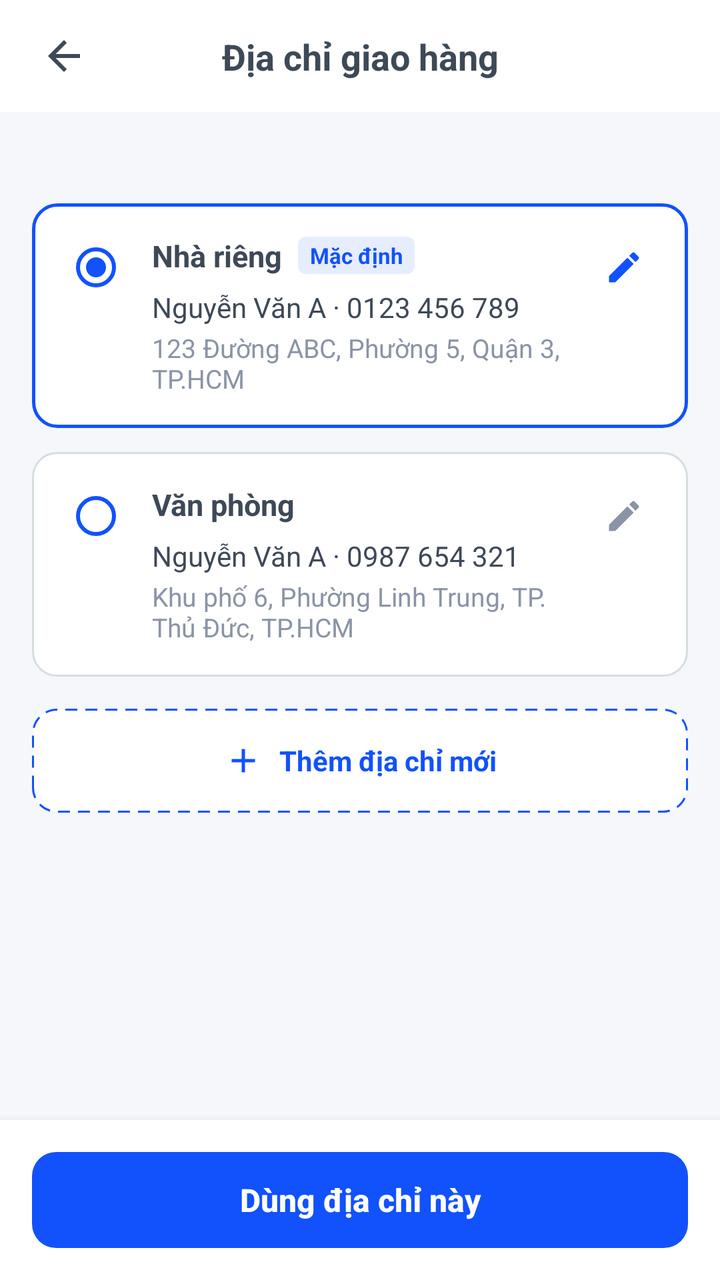
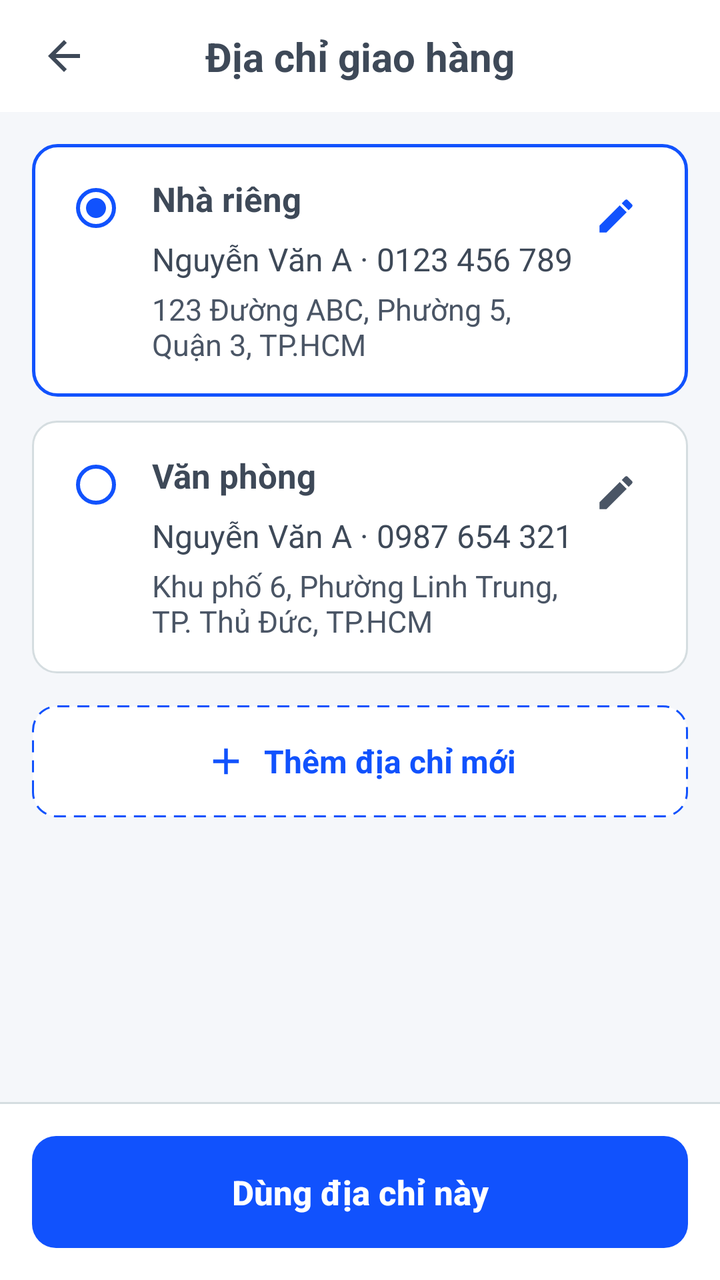

Two renders of the same Android screen: before a commit and after it. Below are the layout's source before the change and the commit's diff.
<!-- AndroidManifest.xml: application theme Theme.NT118R12 -->
<!-- res/layout/activity_delivery_address.xml -->
<?xml version="1.0" encoding="utf-8"?>
<androidx.constraintlayout.widget.ConstraintLayout
    xmlns:android="http://schemas.android.com/apk/res/android"
    xmlns:app="http://schemas.android.com/apk/res-auto"
    android:id="@+id/root"
    android:layout_width="match_parent"
    android:layout_height="match_parent"
    android:background="@color/white">

    <androidx.constraintlayout.widget.ConstraintLayout
        android:id="@+id/headerLayout"
        android:layout_width="0dp"
        android:layout_height="56dp"
        android:background="@color/white"
        app:layout_constraintTop_toTopOf="parent"
        app:layout_constraintStart_toStartOf="parent"
        app:layout_constraintEnd_toEndOf="parent">

        <ImageView
            android:id="@+id/ivBack"
            android:layout_width="48dp"
            android:layout_height="48dp"
            android:layout_marginStart="8dp"
            android:padding="12dp"
            android:src="@drawable/ic_back"
            android:contentDescription="Quay lại"
            app:tint="@color/text_primary"
            app:layout_constraintStart_toStartOf="parent"
            app:layout_constraintTop_toTopOf="parent"
            app:layout_constraintBottom_toBottomOf="parent" />

        <TextView
            android:layout_width="wrap_content"
            android:layout_height="wrap_content"
            android:text="Địa chỉ giao hàng"
            android:textColor="@color/text_primary"
            android:textSize="18sp"
            android:textStyle="bold"
            app:layout_constraintStart_toStartOf="parent"
            app:layout_constraintEnd_toEndOf="parent"
            app:layout_constraintTop_toTopOf="parent"
            app:layout_constraintBottom_toBottomOf="parent" />
    </androidx.constraintlayout.widget.ConstraintLayout>

    <ScrollView
        android:layout_width="0dp"
        android:layout_height="0dp"
        android:background="@color/bg_gray_light"
        android:fillViewport="true"
        app:layout_constraintTop_toBottomOf="@id/headerLayout"
        app:layout_constraintBottom_toTopOf="@id/bottomLayout"
        app:layout_constraintStart_toStartOf="parent"
        app:layout_constraintEnd_toEndOf="parent">

        <LinearLayout
            android:layout_width="match_parent"
            android:layout_height="wrap_content"
            android:orientation="vertical"
            android:padding="16dp">

            <TextView
                android:layout_width="wrap_content"
                android:layout_height="wrap_content"
                android:layout_marginBottom="12dp"
                android:text=""
                android:textColor="@color/text_gray"
                android:textSize="13sp" />

            <LinearLayout
                android:id="@+id/cardHome"
                android:layout_width="match_parent"
                android:layout_height="wrap_content"
                android:background="@drawable/bg_card_selected"
                android:orientation="horizontal"
                android:padding="16dp">

                <androidx.appcompat.widget.AppCompatRadioButton
                    android:id="@+id/rbHome"
                    android:layout_width="wrap_content"
                    android:layout_height="wrap_content"
                    android:checked="true"
                    android:clickable="false"
                    android:focusable="false"
                    android:minWidth="0dp"
                    android:minHeight="0dp"
                    app:buttonTint="@color/primary" />

                <LinearLayout
                    android:layout_width="0dp"
                    android:layout_height="wrap_content"
                    android:layout_marginStart="12dp"
                    android:layout_weight="1"
                    android:orientation="vertical">

                    <LinearLayout
                        android:layout_width="wrap_content"
                        android:layout_height="wrap_content"
                        android:gravity="center_vertical"
                        android:orientation="horizontal">

                        <TextView
                            android:layout_width="wrap_content"
                            android:layout_height="wrap_content"
                            android:text="Nhà riêng"
                            android:textColor="@color/text_primary"
                            android:textSize="15sp"
                            android:textStyle="bold" />

                        <TextView
                            android:layout_width="wrap_content"
                            android:layout_height="wrap_content"
                            android:layout_marginStart="8dp"
                            android:background="@drawable/bg_tag_default"
                            android:paddingHorizontal="6dp"
                            android:paddingVertical="2dp"
                            android:text="Mặc định"
                            android:textColor="@color/primary"
                            android:textSize="11sp"
                            android:textStyle="bold" />
                    </LinearLayout>

                    <TextView
                        android:layout_width="wrap_content"
                        android:layout_height="wrap_content"
                        android:layout_marginTop="6dp"
                        android:text="Nguyễn Văn A · 0123 456 789"
                        android:textColor="@color/text_primary"
                        android:textSize="14sp" />

                    <TextView
                        android:layout_width="wrap_content"
                        android:layout_height="wrap_content"
                        android:layout_marginTop="2dp"
                        android:text="123 Đường ABC, Phường 5, Quận 3, TP.HCM"
                        android:textColor="@color/text_gray"
                        android:textSize="13sp" />
                </LinearLayout>

                <ImageView
                    android:id="@+id/ivEditHome"
                    android:layout_width="32dp"
                    android:layout_height="32dp"
                    android:padding="6dp"
                    android:src="@drawable/ic_edit"
                    android:contentDescription="Sửa địa chỉ"
                    app:tint="@color/primary" />
            </LinearLayout>

            <LinearLayout
                android:id="@+id/cardOffice"
                android:layout_width="match_parent"
                android:layout_height="wrap_content"
                android:layout_marginTop="12dp"
                android:background="@drawable/bg_card"
                android:orientation="horizontal"
                android:padding="16dp">

                <androidx.appcompat.widget.AppCompatRadioButton
                    android:id="@+id/rbOffice"
                    android:layout_width="wrap_content"
                    android:layout_height="wrap_content"
                    android:checked="false"
                    android:clickable="false"
                    android:focusable="false"
                    android:minWidth="0dp"
                    android:minHeight="0dp"
                    app:buttonTint="@color/primary" />

                <LinearLayout
                    android:layout_width="0dp"
                    android:layout_height="wrap_content"
                    android:layout_marginStart="12dp"
                    android:layout_weight="1"
                    android:orientation="vertical">

                    <TextView
                        android:layout_width="wrap_content"
                        android:layout_height="wrap_content"
                        android:text="Văn phòng"
                        android:textColor="@color/text_primary"
                        android:textSize="15sp"
                        android:textStyle="bold" />

                    <TextView
                        android:layout_width="wrap_content"
                        android:layout_height="wrap_content"
                        android:layout_marginTop="6dp"
                        android:text="Nguyễn Văn A · 0987 654 321"
                        android:textColor="@color/text_primary"
                        android:textSize="14sp" />

                    <TextView
                        android:layout_width="wrap_content"
                        android:layout_height="wrap_content"
                        android:layout_marginTop="2dp"
                        android:text="Khu phố 6, Phường Linh Trung, TP. Thủ Đức, TP.HCM"
                        android:textColor="@color/text_gray"
                        android:textSize="13sp" />
                </LinearLayout>

                <ImageView
                    android:id="@+id/ivEditOffice"
                    android:layout_width="32dp"
                    android:layout_height="32dp"
                    android:padding="6dp"
                    android:src="@drawable/ic_edit"
                    android:contentDescription="Sửa địa chỉ"
                    app:tint="@color/text_gray" />
            </LinearLayout>

            <LinearLayout
                android:id="@+id/btnAddAddress"
                android:layout_width="match_parent"
                android:layout_height="52dp"
                android:layout_marginTop="16dp"
                android:background="@drawable/bg_btn_dashed"
                android:gravity="center"
                android:orientation="horizontal">

                <ImageView
                    android:layout_width="20dp"
                    android:layout_height="20dp"
                    android:src="@drawable/ic_plus"
                    app:tint="@color/primary" />

                <TextView
                    android:layout_width="wrap_content"
                    android:layout_height="wrap_content"
                    android:layout_marginStart="8dp"
                    android:text="Thêm địa chỉ mới"
                    android:textColor="@color/primary"
                    android:textSize="14sp"
                    android:textStyle="bold" />
            </LinearLayout>
        </LinearLayout>
    </ScrollView>

    <LinearLayout
        android:id="@+id/bottomLayout"
        android:layout_width="0dp"
        android:layout_height="wrap_content"
        android:background="@color/white"
        android:elevation="8dp"
        android:padding="16dp"
        app:layout_constraintBottom_toBottomOf="parent"
        app:layout_constraintStart_toStartOf="parent"
        app:layout_constraintEnd_toEndOf="parent">

        <androidx.appcompat.widget.AppCompatButton
            android:id="@+id/btnUseAddress"
            android:layout_width="match_parent"
            android:layout_height="48dp"
            android:background="@drawable/bg_btn_primary"
            android:stateListAnimator="@null"
            android:text="Dùng địa chỉ này"
            android:textAllCaps="false"
            android:textColor="@color/white"
            android:textSize="16sp"
            android:textStyle="bold" />
    </LinearLayout>

</androidx.constraintlayout.widget.ConstraintLayout>
<!-- resources referenced by this layout -->
<resources>
  <color name="bg_gray_light">#F5F7FA</color>
  <color name="primary">#1152FD</color>
  <color name="text_gray">#8A94A6</color>
  <color name="text_primary">#3E4958</color>
  <color name="white">#FFFFFFFF</color>
  <!-- drawable bg_btn_dashed (drawable) -->
  <?xml version="1.0" encoding="utf-8"?>
  <shape xmlns:android="http://schemas.android.com/apk/res/android">
      <solid android:color="@color/white" />
      <corners android:radius="12dp" />
      <stroke
          android:width="1dp"
          android:color="@color/primary"
          android:dashWidth="6dp"
          android:dashGap="4dp" />
  </shape>
  <!-- drawable bg_btn_primary (drawable) -->
  <?xml version="1.0" encoding="utf-8"?>
  <shape xmlns:android="http://schemas.android.com/apk/res/android">
      <solid android:color="@color/primary" />
      <corners android:radius="12dp" />
  </shape>
  <!-- drawable bg_card (drawable) -->
  <?xml version="1.0" encoding="utf-8"?>
  <shape xmlns:android="http://schemas.android.com/apk/res/android">
      <solid android:color="@color/white" />
      <corners android:radius="12dp" />
      <stroke android:width="1dp" android:color="@color/border" />
  </shape>
  <!-- drawable bg_card_selected (drawable) -->
  <?xml version="1.0" encoding="utf-8"?>
  <shape xmlns:android="http://schemas.android.com/apk/res/android">
      <solid android:color="@color/white" />
      <corners android:radius="12dp" />
      <stroke android:width="1.5dp" android:color="@color/primary" />
  </shape>
  <!-- drawable bg_tag_default (drawable) -->
  <?xml version="1.0" encoding="utf-8"?>
  <shape xmlns:android="http://schemas.android.com/apk/res/android"
      android:shape="rectangle">
      <solid android:color="@color/primary_light" />
      <corners android:radius="4dp" />
  </shape>
  <!-- drawable ic_back (drawable) -->
  <?xml version="1.0" encoding="utf-8"?>
  <vector xmlns:android="http://schemas.android.com/apk/res/android"
      android:width="24dp"
      android:height="24dp"
      android:viewportWidth="24"
      android:viewportHeight="24">
      <path
          android:fillColor="#FF000000"
          android:pathData="M20,11H7.83l5.59,-5.59L12,4l-8,8 8,8 1.41,-1.41L7.83,13H20v-2z" />
  </vector>
  <!-- drawable ic_edit (drawable) -->
  <?xml version="1.0" encoding="utf-8"?>
  <vector xmlns:android="http://schemas.android.com/apk/res/android"
      android:width="24dp"
      android:height="24dp"
      android:viewportWidth="24"
      android:viewportHeight="24">
      <path
          android:fillColor="#FF000000"
          android:pathData="M3,17.25V21h3.75L17.81,9.94l-3.75,-3.75L3,17.25zM20.71,7.04c0.39,-0.39 0.39,-1.02 0,-1.41l-2.34,-2.34c-0.39,-0.39 -1.02,-0.39 -1.41,0l-1.83,1.83 3.75,3.75 1.83,-1.83z" />
  </vector>
  <!-- drawable ic_plus (drawable) -->
  <vector xmlns:android="http://schemas.android.com/apk/res/android"
      android:width="24dp"
      android:height="24dp"
      android:viewportWidth="24"
      android:viewportHeight="24">
    <path
        android:pathData="M19,13h-6v6h-2v-6H5v-2h6V5h2v6h6v2z"
        android:fillColor="#000000"/>
  </vector>
  <style name="Theme.NT118R12" parent="Theme.MaterialComponents.Light.NoActionBar.Bridge" />
  <color name="border">#D5DDE0</color>
  <color name="primary_light">#E6EDFF</color>
</resources>

<!-- the commit's change to res/layout/activity_delivery_address.xml (unified diff, before → after) -->
@@ -5,41 +5,41 @@
     android:id="@+id/root"
     android:layout_width="match_parent"
     android:layout_height="match_parent"
-    android:background="@color/white">
+    android:background="@color/surface">
 
     <androidx.constraintlayout.widget.ConstraintLayout
         android:id="@+id/headerLayout"
         android:layout_width="0dp"
         android:layout_height="56dp"
-        android:background="@color/white"
-        app:layout_constraintTop_toTopOf="parent"
+        android:background="@color/surface"
+        app:layout_constraintEnd_toEndOf="parent"
         app:layout_constraintStart_toStartOf="parent"
-        app:layout_constraintEnd_toEndOf="parent">
+        app:layout_constraintTop_toTopOf="parent">
 
         <ImageView
             android:id="@+id/ivBack"
             android:layout_width="48dp"
             android:layout_height="48dp"
             android:layout_marginStart="8dp"
+            android:contentDescription="Quay lại"
             android:padding="12dp"
             android:src="@drawable/ic_back"
-            android:contentDescription="Quay lại"
-            app:tint="@color/text_primary"
+            app:layout_constraintBottom_toBottomOf="parent"
             app:layout_constraintStart_toStartOf="parent"
             app:layout_constraintTop_toTopOf="parent"
-            app:layout_constraintBottom_toBottomOf="parent" />
+            app:tint="@color/text_primary" />
 
         <TextView
             android:layout_width="wrap_content"
             android:layout_height="wrap_content"
             android:text="Địa chỉ giao hàng"
             android:textColor="@color/text_primary"
-            android:textSize="18sp"
+            android:textSize="20sp"
             android:textStyle="bold"
+            app:layout_constraintBottom_toBottomOf="parent"
+            app:layout_constraintEnd_toEndOf="parent"
             app:layout_constraintStart_toStartOf="parent"
-            app:layout_constraintEnd_toEndOf="parent"
-            app:layout_constraintTop_toTopOf="parent"
-            app:layout_constraintBottom_toBottomOf="parent" />
+            app:layout_constraintTop_toTopOf="parent" />
     </androidx.constraintlayout.widget.ConstraintLayout>
 
     <ScrollView
@@ -47,24 +47,17 @@
         android:layout_height="0dp"
         android:background="@color/bg_gray_light"
         android:fillViewport="true"
-        app:layout_constraintTop_toBottomOf="@id/headerLayout"
+        android:overScrollMode="never"
         app:layout_constraintBottom_toTopOf="@id/bottomLayout"
+        app:layout_constraintEnd_toEndOf="parent"
         app:layout_constraintStart_toStartOf="parent"
-        app:layout_constraintEnd_toEndOf="parent">
+        app:layout_constraintTop_toBottomOf="@id/headerLayout">
 
         <LinearLayout
             android:layout_width="match_parent"
             android:layout_height="wrap_content"
             android:orientation="vertical"
             android:padding="16dp">
-
-            <TextView
-                android:layout_width="wrap_content"
-                android:layout_height="wrap_content"
-                android:layout_marginBottom="12dp"
-                android:text=""
-                android:textColor="@color/text_gray"
-                android:textSize="13sp" />
 
             <LinearLayout
                 android:id="@+id/cardHome"
@@ -103,46 +96,36 @@
                             android:layout_height="wrap_content"
                             android:text="Nhà riêng"
                             android:textColor="@color/text_primary"
-                            android:textSize="15sp"
+                            android:textSize="17sp"
                             android:textStyle="bold" />
 
-                        <TextView
-                            android:layout_width="wrap_content"
-                            android:layout_height="wrap_content"
-                            android:layout_marginStart="8dp"
-                            android:background="@drawable/bg_tag_default"
-                            android:paddingHorizontal="6dp"
-                            android:paddingVertical="2dp"
-                            android:text="Mặc định"
-                            android:textColor="@color/primary"
-                            android:textSize="11sp"
-                            android:textStyle="bold" />
+
                     </LinearLayout>
 
                     <TextView
                         android:layout_width="wrap_content"
                         android:layout_height="wrap_content"
-                        android:layout_marginTop="6dp"
+                        android:layout_marginTop="8dp"
                         android:text="Nguyễn Văn A · 0123 456 789"
                         android:textColor="@color/text_primary"
-                        android:textSize="14sp" />
-
-                    <TextView
-                        android:layout_width="wrap_content"
-                        android:layout_height="wrap_content"
-                        android:layout_marginTop="2dp"
+                        android:textSize="16sp" />
+
+                    <TextView
+                        android:layout_width="wrap_content"
+                        android:layout_height="wrap_content"
+                        android:layout_marginTop="4dp"
                         android:text="123 Đường ABC, Phường 5, Quận 3, TP.HCM"
-                        android:textColor="@color/text_gray"
-                        android:textSize="13sp" />
+                        android:textColor="@color/text_body"
+                        android:textSize="15sp" />
                 </LinearLayout>
 
                 <ImageView
                     android:id="@+id/ivEditHome"
-                    android:layout_width="32dp"
-                    android:layout_height="32dp"
-                    android:padding="6dp"
+                    android:layout_width="40dp"
+                    android:layout_height="40dp"
+                    android:contentDescription="Sửa địa chỉ"
+                    android:padding="9dp"
                     android:src="@drawable/ic_edit"
-                    android:contentDescription="Sửa địa chỉ"
                     app:tint="@color/primary" />
             </LinearLayout>
 
@@ -178,48 +161,48 @@
                         android:layout_height="wrap_content"
                         android:text="Văn phòng"
                         android:textColor="@color/text_primary"
-                        android:textSize="15sp"
+                        android:textSize="17sp"
                         android:textStyle="bold" />
 
                     <TextView
                         android:layout_width="wrap_content"
                         android:layout_height="wrap_content"
-                        android:layout_marginTop="6dp"
+                        android:layout_marginTop="8dp"
                         android:text="Nguyễn Văn A · 0987 654 321"
                         android:textColor="@color/text_primary"
-                        android:textSize="14sp" />
-
-                    <TextView
-                        android:layout_width="wrap_content"
-                        android:layout_height="wrap_content"
-                        android:layout_marginTop="2dp"
+                        android:textSize="16sp" />
+
+                    <TextView
+                        android:layout_width="wrap_content"
+                        android:layout_height="wrap_content"
+                        android:layout_marginTop="4dp"
                         android:text="Khu phố 6, Phường Linh Trung, TP. Thủ Đức, TP.HCM"
-                        android:textColor="@color/text_gray"
-                        android:textSize="13sp" />
+                        android:textColor="@color/text_body"
+                        android:textSize="15sp" />
                 </LinearLayout>
 
                 <ImageView
                     android:id="@+id/ivEditOffice"
-                    android:layout_width="32dp"
-                    android:layout_height="32dp"
-                    android:padding="6dp"
+                    android:layout_width="40dp"
+                    android:layout_height="40dp"
+                    android:contentDescription="Sửa địa chỉ"
+                    android:padding="9dp"
                     android:src="@drawable/ic_edit"
-                    android:contentDescription="Sửa địa chỉ"
-                    app:tint="@color/text_gray" />
+                    app:tint="@color/text_body" />
             </LinearLayout>
 
             <LinearLayout
                 android:id="@+id/btnAddAddress"
                 android:layout_width="match_parent"
-                android:layout_height="52dp"
+                android:layout_height="56dp"
                 android:layout_marginTop="16dp"
                 android:background="@drawable/bg_btn_dashed"
                 android:gravity="center"
                 android:orientation="horizontal">
 
                 <ImageView
-                    android:layout_width="20dp"
-                    android:layout_height="20dp"
+                    android:layout_width="22dp"
+                    android:layout_height="22dp"
                     android:src="@drawable/ic_plus"
                     app:tint="@color/primary" />
 
@@ -229,7 +212,7 @@
                     android:layout_marginStart="8dp"
                     android:text="Thêm địa chỉ mới"
                     android:textColor="@color/primary"
-                    android:textSize="14sp"
+                    android:textSize="16sp"
                     android:textStyle="bold" />
             </LinearLayout>
         </LinearLayout>
@@ -239,23 +222,31 @@
         android:id="@+id/bottomLayout"
         android:layout_width="0dp"
         android:layout_height="wrap_content"
-        android:background="@color/white"
-        android:elevation="8dp"
-        android:padding="16dp"
+        android:background="@color/surface"
+        android:elevation="0dp"
+        android:orientation="vertical"
         app:layout_constraintBottom_toBottomOf="parent"
-        app:layout_constraintStart_toStartOf="parent"
-        app:layout_constraintEnd_toEndOf="parent">
+        app:layout_constraintEnd_toEndOf="parent"
+        app:layout_constraintStart_toStartOf="parent">
+
+        <View
+            android:layout_width="match_parent"
+            android:layout_height="1dp"
+            android:background="@color/border" />
 
         <androidx.appcompat.widget.AppCompatButton
             android:id="@+id/btnUseAddress"
             android:layout_width="match_parent"
-            android:layout_height="48dp"
+            android:layout_height="56dp"
+            android:layout_margin="16dp"
             android:background="@drawable/bg_btn_primary"
+            android:elevation="0dp"
+            android:minHeight="0dp"
             android:stateListAnimator="@null"
             android:text="Dùng địa chỉ này"
             android:textAllCaps="false"
             android:textColor="@color/white"
-            android:textSize="16sp"
+            android:textSize="17sp"
             android:textStyle="bold" />
     </LinearLayout>
 
<!-- resource entries referenced after the edit -->
@@ -2,7 +2,8 @@
 <resources>
   <color name="bg_gray_light">#F5F7FA</color>
   <color name="primary">#1152FD</color>
-  <color name="text_gray">#8A94A6</color>
+  <color name="surface">#FFFFFF</color>
+  <color name="text_body">#4A5565</color>
   <color name="text_primary">#3E4958</color>
   <color name="white">#FFFFFFFF</color>
   <!-- drawable bg_btn_dashed (drawable) -->
@@ -35,13 +36,6 @@
       <solid android:color="@color/white" />
       <corners android:radius="12dp" />
       <stroke android:width="1.5dp" android:color="@color/primary" />
-  </shape>
-  <!-- drawable bg_tag_default (drawable) -->
-  <?xml version="1.0" encoding="utf-8"?>
-  <shape xmlns:android="http://schemas.android.com/apk/res/android"
-      android:shape="rectangle">
-      <solid android:color="@color/primary_light" />
-      <corners android:radius="4dp" />
   </shape>
   <!-- drawable ic_back (drawable) -->
   <?xml version="1.0" encoding="utf-8"?>
@@ -77,6 +71,5 @@
   </vector>
   <style name="Theme.NT118R12" parent="Theme.MaterialComponents.Light.NoActionBar.Bridge" />
   <color name="border">#D5DDE0</color>
-  <color name="primary_light">#E6EDFF</color>
 </resources>
 
